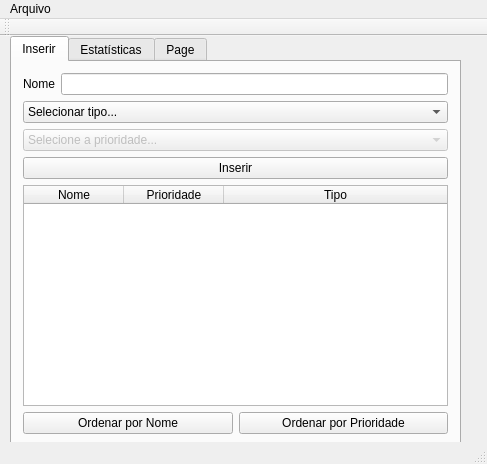
Before: the Qt Designer form mainwindow.ui in calebeof/MedTask, drawn with Qt 5.
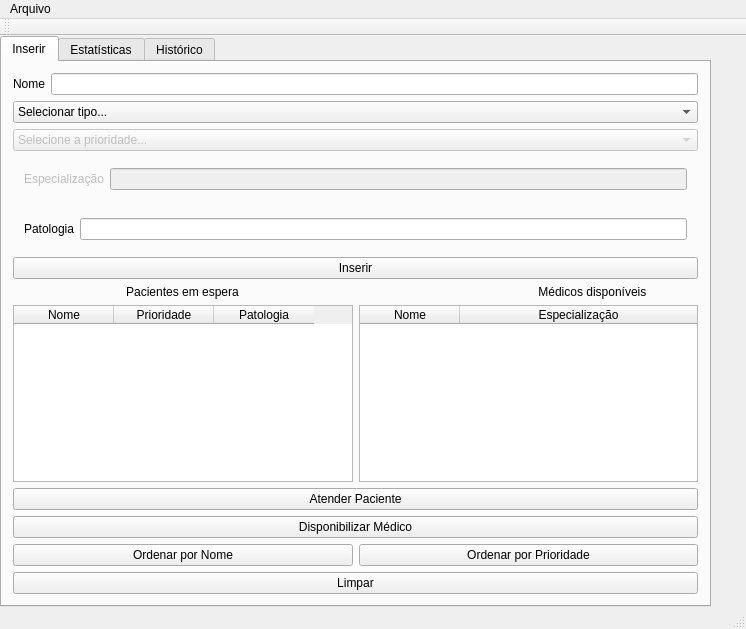
After: the same form once the commit is applied. The open tabs and pages were chosen to show the change.

What changed in the file:
```diff
--- a/mainwindow.ui
+++ b/mainwindow.ui
@@ -6,8 +6,8 @@
    <rect>
     <x>0</x>
     <y>0</y>
-    <width>487</width>
-    <height>464</height>
+    <width>746</width>
+    <height>629</height>
    </rect>
   </property>
   <property name="windowTitle">
@@ -17,10 +17,10 @@
    <widget class="QTabWidget" name="tabWidget">
     <property name="geometry">
      <rect>
-      <x>10</x>
+      <x>0</x>
       <y>0</y>
-      <width>451</width>
-      <height>411</height>
+      <width>711</width>
+      <height>571</height>
      </rect>
     </property>
     <property name="currentIndex">
@@ -91,6 +91,58 @@
         </item>
        </widget>
       </item>
+      <item>
+       <widget class="QWidget" name="layout_esp_2" native="true">
+        <property name="enabled">
+         <bool>true</bool>
+        </property>
+        <layout class="QHBoxLayout" name="layout_esp">
+         <item>
+          <widget class="QLabel" name="lb_esp">
+           <property name="enabled">
+            <bool>false</bool>
+           </property>
+           <property name="text">
+            <string>Especialização</string>
+           </property>
+          </widget>
+         </item>
+         <item>
+          <widget class="QLineEdit" name="le_esp">
+           <property name="enabled">
+            <bool>false</bool>
+           </property>
+          </widget>
+         </item>
+        </layout>
+       </widget>
+      </item>
+      <item>
+       <widget class="QWidget" name="layout_pat" native="true">
+        <property name="enabled">
+         <bool>true</bool>
+        </property>
+        <layout class="QHBoxLayout" name="layout_esp_10">
+         <item>
+          <widget class="QLabel" name="lb_pat">
+           <property name="enabled">
+            <bool>true</bool>
+           </property>
+           <property name="text">
+            <string>Patologia</string>
+           </property>
+          </widget>
+         </item>
+         <item>
+          <widget class="QLineEdit" name="le_pat">
+           <property name="enabled">
+            <bool>true</bool>
+           </property>
+          </widget>
+         </item>
+        </layout>
+       </widget>
+      </item>
       <item>
        <widget class="QPushButton" name="btn_insert">
         <property name="text">
@@ -99,37 +151,82 @@
        </widget>
       </item>
       <item>
-       <widget class="QTableWidget" name="tbl_data">
-        <property name="editTriggers">
-         <set>QAbstractItemView::NoEditTriggers</set>
+       <widget class="QLabel" name="label_4">
+        <property name="text">
+         <string>                                  Pacientes em espera                                                                                          Médicos disponíveis</string>
         </property>
-        <attribute name="horizontalHeaderDefaultSectionSize">
-         <number>100</number>
-        </attribute>
-        <attribute name="horizontalHeaderStretchLastSection">
-         <bool>true</bool>
-        </attribute>
-        <attribute name="verticalHeaderShowSortIndicator" stdset="0">
-         <bool>true</bool>
-        </attribute>
-        <attribute name="verticalHeaderStretchLastSection">
-         <bool>false</bool>
-        </attribute>
-        <column>
-         <property name="text">
-          <string>Nome</string>
-         </property>
-        </column>
-        <column>
-         <property name="text">
-          <string>Prioridade</string>
-         </property>
-        </column>
-        <column>
-         <property name="text">
-          <string>Tipo</string>
-         </property>
-        </column>
+       </widget>
+      </item>
+      <item>
+       <layout class="QHBoxLayout" name="horizontalLayout_6">
+        <property name="leftMargin">
+         <number>0</number>
+        </property>
+        <item>
+         <widget class="QTableWidget" name="tbl_paciente">
+          <property name="editTriggers">
+           <set>QAbstractItemView::NoEditTriggers</set>
+          </property>
+          <column>
+           <property name="text">
+            <string>Nome</string>
+           </property>
+          </column>
+          <column>
+           <property name="text">
+            <string>Prioridade</string>
+           </property>
+          </column>
+          <column>
+           <property name="text">
+            <string>Patologia</string>
+           </property>
+          </column>
+         </widget>
+        </item>
+        <item>
+         <widget class="QTableWidget" name="tbl_medico">
+          <property name="editTriggers">
+           <set>QAbstractItemView::NoEditTriggers</set>
+          </property>
+          <attribute name="horizontalHeaderDefaultSectionSize">
+           <number>100</number>
+          </attribute>
+          <attribute name="horizontalHeaderStretchLastSection">
+           <bool>true</bool>
+          </attribute>
+          <attribute name="verticalHeaderShowSortIndicator" stdset="0">
+           <bool>true</bool>
+          </attribute>
+          <attribute name="verticalHeaderStretchLastSection">
+           <bool>false</bool>
+          </attribute>
+          <column>
+           <property name="text">
+            <string>Nome</string>
+           </property>
+          </column>
+          <column>
+           <property name="text">
+            <string>Especialização</string>
+           </property>
+          </column>
+         </widget>
+        </item>
+       </layout>
+      </item>
+      <item>
+       <widget class="QPushButton" name="bt_atender">
+        <property name="text">
+         <string>Atender Paciente</string>
+        </property>
+       </widget>
+      </item>
+      <item>
+       <widget class="QPushButton" name="bt_disponibilizar">
+        <property name="text">
+         <string>Disponibilizar Médico</string>
+        </property>
        </widget>
       </item>
       <item>
@@ -150,6 +247,13 @@
         </item>
        </layout>
       </item>
+      <item>
+       <widget class="QPushButton" name="clearButton">
+        <property name="text">
+         <string>Limpar</string>
+        </property>
+       </widget>
+      </item>
      </layout>
     </widget>
     <widget class="QWidget" name="tab">
@@ -255,7 +359,7 @@
     </widget>
     <widget class="QWidget" name="tab_2">
      <attribute name="title">
-      <string>Page</string>
+      <string>Histórico</string>
      </attribute>
      <widget class="QWidget" name="horizontalLayoutWidget">
       <property name="geometry">
@@ -351,7 +455,7 @@
     <rect>
      <x>0</x>
      <y>0</y>
-     <width>487</width>
+     <width>746</width>
      <height>21</height>
     </rect>
    </property>
```
Left out of the diff: 94 changed lines with no effect on the pictures.
